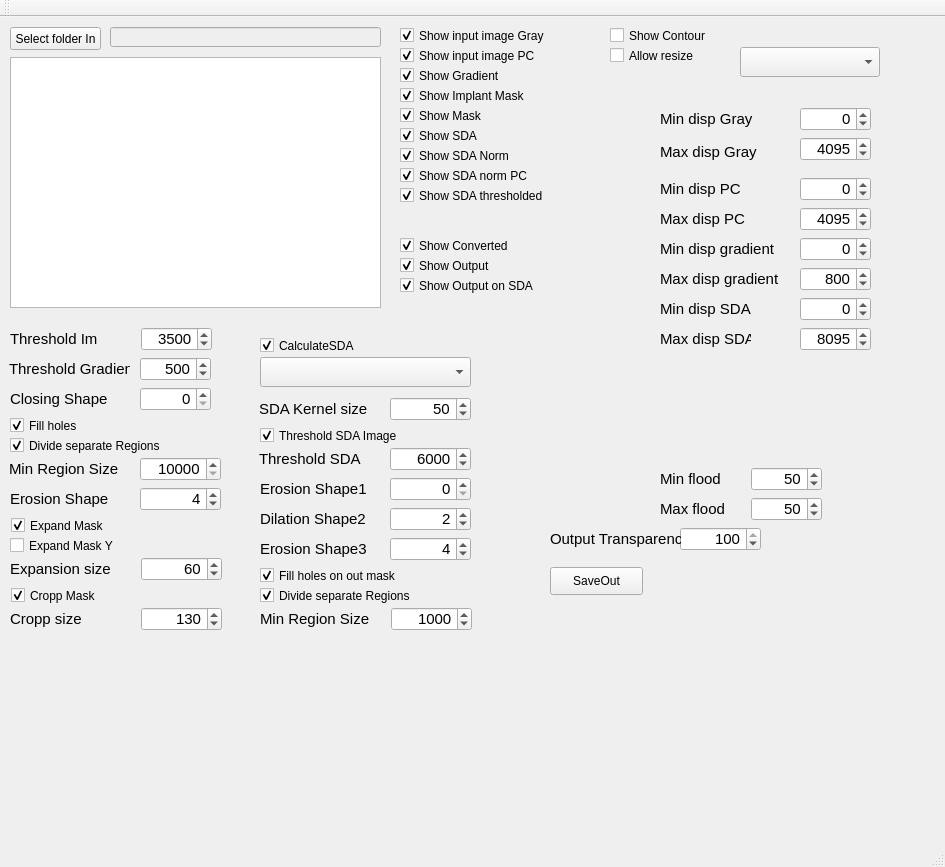
Above: HipsViever/mainwindow.ui from marcinkociolek/ProjectsPL before the change. Below: the same form after it.
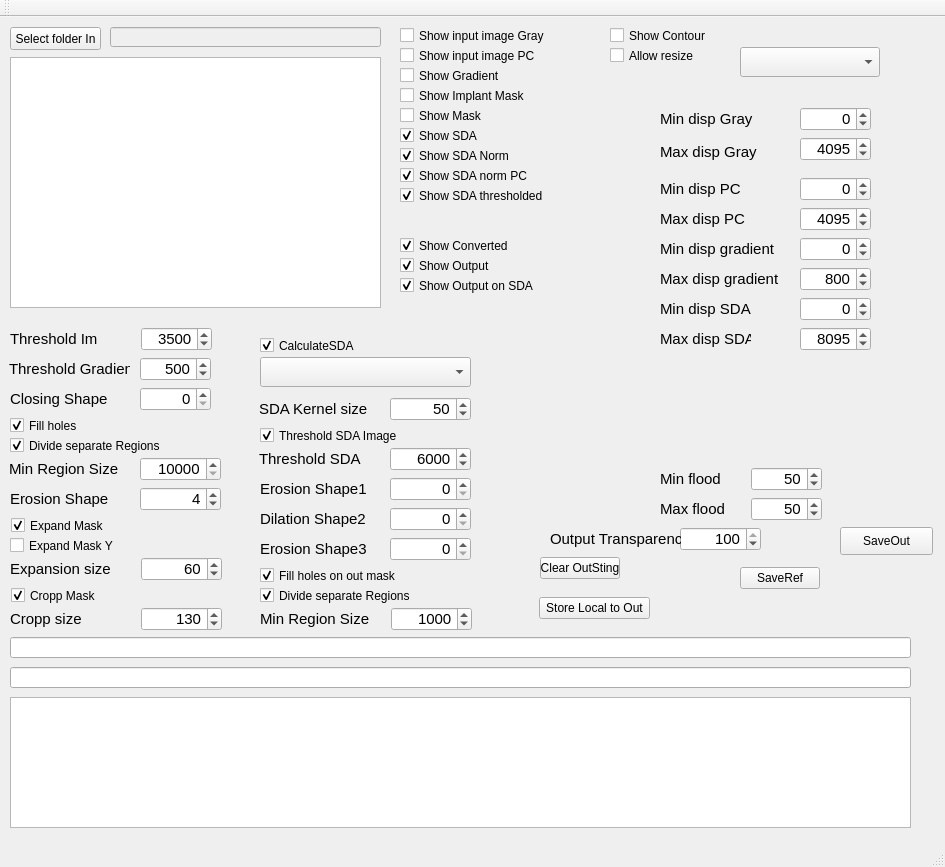
That is the form after the change.

Commit message: HipsViever Params calculated

Patch:
```diff
--- a/HipsViever/mainwindow.ui
+++ b/HipsViever/mainwindow.ui
@@ -63,7 +63,7 @@
      <string>Show input image Gray</string>
     </property>
     <property name="checked">
-     <bool>true</bool>
+     <bool>false</bool>
     </property>
    </widget>
    <widget class="QComboBox" name="comboBoxShowModeGray">
@@ -187,7 +187,7 @@
      <string>Show input image PC</string>
     </property>
     <property name="checked">
-     <bool>true</bool>
+     <bool>false</bool>
     </property>
    </widget>
    <widget class="QLabel" name="labelMaxDispPseudoColor">
@@ -389,7 +389,7 @@
      <string>Show Gradient</string>
     </property>
     <property name="checked">
-     <bool>true</bool>
+     <bool>false</bool>
     </property>
    </widget>
    <widget class="QCheckBox" name="CheckBoxShowMask">
@@ -405,7 +405,7 @@
      <string>Show Mask</string>
     </property>
     <property name="checked">
-     <bool>true</bool>
+     <bool>false</bool>
     </property>
    </widget>
    <widget class="QSpinBox" name="spinBoxThresholdOryginalImage">
@@ -1125,8 +1125,8 @@
    <widget class="QPushButton" name="pushButtonSaveOut">
     <property name="geometry">
      <rect>
-      <x>550</x>
-      <y>550</y>
+      <x>840</x>
+      <y>510</y>
       <width>93</width>
       <height>28</height>
      </rect>
@@ -1322,7 +1322,7 @@
      <number>1</number>
     </property>
     <property name="value">
-     <number>2</number>
+     <number>0</number>
     </property>
    </widget>
    <widget class="QLabel" name="labelMaxDispGradient_13">
@@ -1370,7 +1370,7 @@
      <number>1</number>
     </property>
     <property name="value">
-     <number>4</number>
+     <number>0</number>
     </property>
    </widget>
    <widget class="QLabel" name="labelMaxDispGradient_14">
@@ -1436,7 +1436,7 @@
      <string>Show Implant Mask</string>
     </property>
     <property name="checked">
-     <bool>true</bool>
+     <bool>false</bool>
     </property>
    </widget>
    <widget class="QCheckBox" name="CheckBoxShowSDA">
@@ -1598,6 +1598,75 @@
      <bool>true</bool>
     </property>
    </widget>
+   <widget class="QTextEdit" name="textEditOutFile">
+    <property name="geometry">
+     <rect>
+      <x>10</x>
+      <y>680</y>
+      <width>901</width>
+      <height>131</height>
+     </rect>
+    </property>
+   </widget>
+   <widget class="QPushButton" name="pushButtonSaveRef">
+    <property name="geometry">
+     <rect>
+      <x>740</x>
+      <y>550</y>
+      <width>80</width>
+      <height>22</height>
+     </rect>
+    </property>
+    <property name="text">
+     <string>SaveRef</string>
+    </property>
+   </widget>
+   <widget class="QPushButton" name="pushButtonClearOut">
+    <property name="geometry">
+     <rect>
+      <x>540</x>
+      <y>540</y>
+      <width>80</width>
+      <height>22</height>
+     </rect>
+    </property>
+    <property name="text">
+     <string>Clear OutSting</string>
+    </property>
+   </widget>
+   <widget class="QPushButton" name="pushButtonStoreLocalToOut">
+    <property name="geometry">
+     <rect>
+      <x>539</x>
+      <y>580</y>
+      <width>111</width>
+      <height>22</height>
+     </rect>
+    </property>
+    <property name="text">
+     <string>Store Local to Out</string>
+    </property>
+   </widget>
+   <widget class="QLineEdit" name="lineEditLocalOut">
+    <property name="geometry">
+     <rect>
+      <x>10</x>
+      <y>650</y>
+      <width>901</width>
+      <height>21</height>
+     </rect>
+    </property>
+   </widget>
+   <widget class="QLineEdit" name="lineEditHeader">
+    <property name="geometry">
+     <rect>
+      <x>10</x>
+      <y>620</y>
+      <width>901</width>
+      <height>21</height>
+     </rect>
+    </property>
+   </widget>
   </widget>
   <widget class="QMenuBar" name="menuBar">
    <property name="geometry">
```
Left out of the diff: 2 changed lines with no effect on the pictures. The commit also changes 2 other files.
